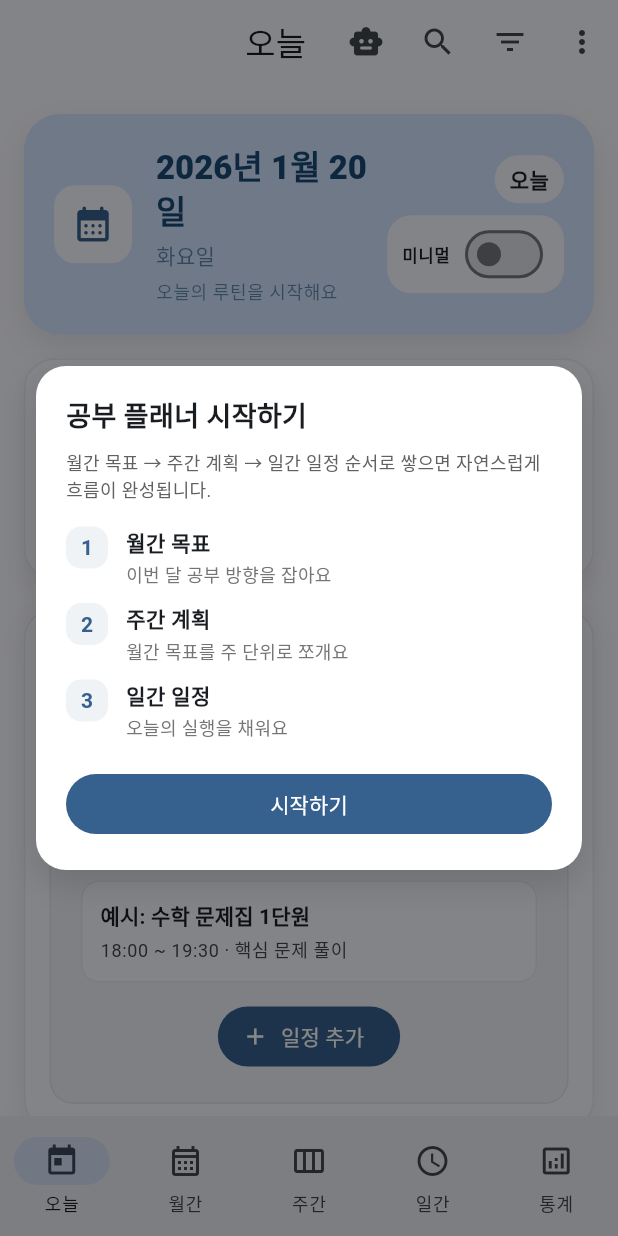
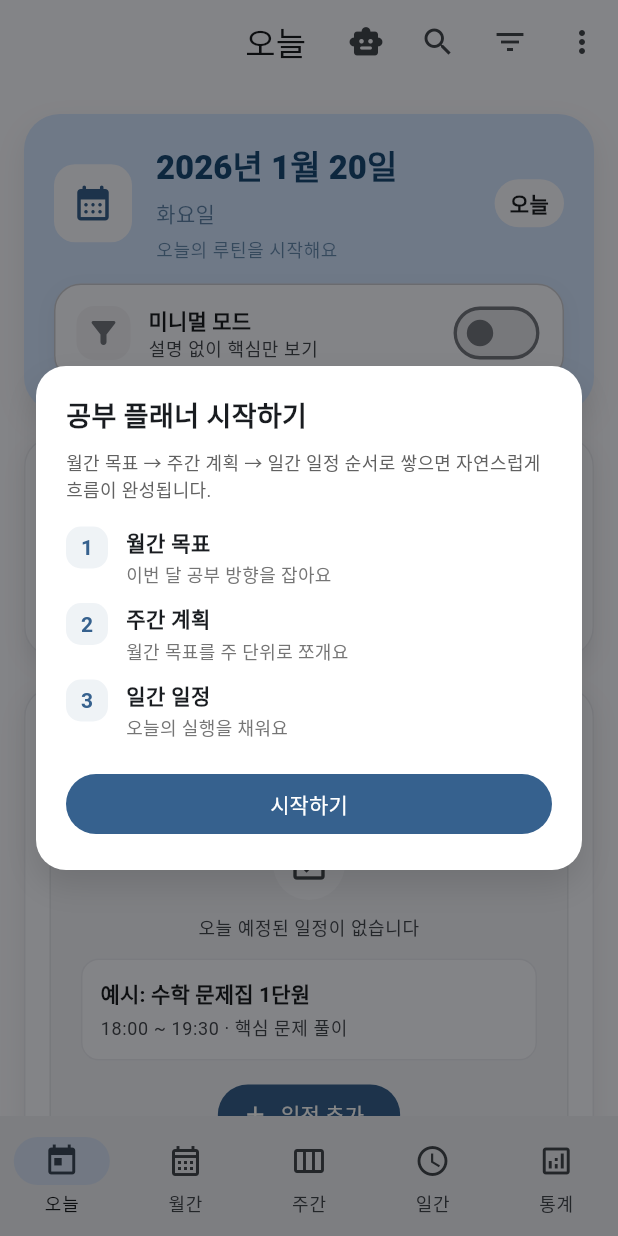
Before and after one commit to choiminyoung-ssa/studyplanner, a Flutter app: the screen it shows once a user with an empty profile is signed in, on a phone screen of 412 x 824 dp. Run offline on Flutter 3.47's test engine with Material 3 defaults, Android fonts, the light colour scheme and no system bars; our stand-ins replace audioplayers, cloud_firestore, firebase_auth, firebase_core, fl_chart, flutter_local_notifications and 7 more; missing offline and left inert: dart:html, extension_google_sign_in_as_googleapis_auth, googleapis, shared_preferences_web; accounts and stored records are empty; network calls fail.

Commit message:
Add minimal mode storage and update AI settings

```diff
--- a/ai_assistant_improved.dart
+++ b/ai_assistant_improved.dart
@@ -2,7 +2,7 @@ import 'package:flutter/material.dart';
 import 'package:intl/intl.dart';
 import 'dart:convert';
 import 'package:sqflite/sqflite.dart';
-import 'package:path/path.dart';
+import 'package:path/path.dart' as p;
 
 // ==================== 데이터 모델 ====================
 class ScheduleItem {
@@ -81,7 +81,7 @@ class ScheduleDatabase {
   }
 
   Future<Database> _initDatabase() async {
-    String path = join(await getDatabasesPath(), 'schedules.db');
+    String path = p.join(await getDatabasesPath(), 'schedules.db');
     return openDatabase(
       path,
       version: 1,
--- a/lib/screens/home/today_screen.dart
+++ b/lib/screens/home/today_screen.dart
@@ -616,7 +616,10 @@ class _TodayScreenState extends State<TodayScreen> {
           ),
         ],
       ),
-      child: Row(
+      child: Column(
+        crossAxisAlignment: CrossAxisAlignment.start,
+        children: [
+          Row(
             children: [
               Container(
                 padding: const EdgeInsets.all(12),
@@ -661,9 +664,6 @@ class _TodayScreenState extends State<TodayScreen> {
                   ],
                 ),
               ),
-          Column(
-            crossAxisAlignment: CrossAxisAlignment.end,
-            children: [
               Container(
                 padding: const EdgeInsets.symmetric(horizontal: 10, vertical: 6),
                 decoration: BoxDecoration(
@@ -675,42 +675,78 @@ class _TodayScreenState extends State<TodayScreen> {
                   style: TextStyle(fontWeight: FontWeight.bold),
                 ),
               ),
-              const SizedBox(height: 8),
-              _buildMinimalToggle(context, minimalMode, onToggleMinimal),
-            ],
-          ),
-        ],
-      ),
-    );
-  }
-
-  Widget _buildMinimalToggle(
+            ],
+          ),
+          const SizedBox(height: 14),
+          _buildMinimalToggleCard(context, minimalMode, onToggleMinimal),
+        ],
+      ),
+    );
+  }
+
+  Widget _buildMinimalToggleCard(
     BuildContext context,
     bool minimalMode,
     ValueChanged<bool> onToggle,
   ) {
     final colorScheme = Theme.of(context).colorScheme;
+    final accent = minimalMode ? colorScheme.primary : colorScheme.outline;
+
     return Container(
-      padding: const EdgeInsets.symmetric(horizontal: 10, vertical: 6),
+      padding: const EdgeInsets.symmetric(horizontal: 14, vertical: 12),
       decoration: BoxDecoration(
         color: colorScheme.surface,
-        borderRadius: BorderRadius.circular(16),
+        borderRadius: BorderRadius.circular(18),
+        border: Border.all(color: accent.withAlpha(90)),
+        boxShadow: [
+          BoxShadow(
+            color: colorScheme.shadow.withAlpha(12),
+            blurRadius: 10,
+            offset: const Offset(0, 4),
+          ),
+        ],
       ),
       child: Row(
-        mainAxisSize: MainAxisSize.min,
-        children: [
-          Text(
-            '미니멀',
-            style: Theme.of(context).textTheme.labelSmall?.copyWith(
-                  fontWeight: FontWeight.w600,
-                ),
-          ),
-          const SizedBox(width: 6),
-          Switch.adaptive(
+        children: [
+          Container(
+            width: 36,
+            height: 36,
+            decoration: BoxDecoration(
+              color: accent.withAlpha(18),
+              borderRadius: BorderRadius.circular(12),
+            ),
+            child: Icon(
+              Icons.filter_alt_rounded,
+              color: accent,
+            ),
+          ),
+          const SizedBox(width: 12),
+          Expanded(
+            child: Column(
+              crossAxisAlignment: CrossAxisAlignment.start,
+              children: [
+                Text(
+                  '미니멀 모드',
+                  style: Theme.of(context).textTheme.titleSmall?.copyWith(
+                        fontWeight: FontWeight.w700,
+                      ),
+                ),
+                Text(
+                  minimalMode ? '필요한 정보만 표시 중' : '설명 없이 핵심만 보기',
+                  style: Theme.of(context).textTheme.bodySmall?.copyWith(
+                        color: colorScheme.onSurfaceVariant,
+                      ),
+                ),
+              ],
+            ),
+          ),
+          Transform.scale(
+            scale: 1.1,
+            child: Switch.adaptive(
               value: minimalMode,
               onChanged: onToggle,
               materialTapTargetSize: MaterialTapTargetSize.shrinkWrap,
-            visualDensity: VisualDensity.compact,
+            ),
           ),
         ],
       ),
--- a/lib/utils/today_view_storage.dart
+++ b/lib/utils/today_view_storage.dart
@@ -1,3 +1,5 @@
+export 'today_view_storage_base.dart';
+
 import 'today_view_storage_base.dart';
 import 'today_view_storage_stub.dart'
     if (dart.library.html) 'today_view_storage_web.dart'
--- a/pubspec.yaml
+++ b/pubspec.yaml
@@ -65,6 +65,8 @@ dependencies:
   fl_chart: ^0.66.0
   shared_preferences: ^2.2.3
   shared_preferences_web: ^2.4.3
+  sqflite: ^2.3.2
+  path: ^1.9.0
 
   # AI Chatbot (Dual Mode: Gemini + Local)
   # Supports both Google Gemini API and local pattern matching
```
Also changed, not shown: lib/screens/settings/ai_settings_screen.dart (+20 -29 lines), pubspec.lock, 3 other files. Lines whose indentation alone changed are shown as unchanged.
